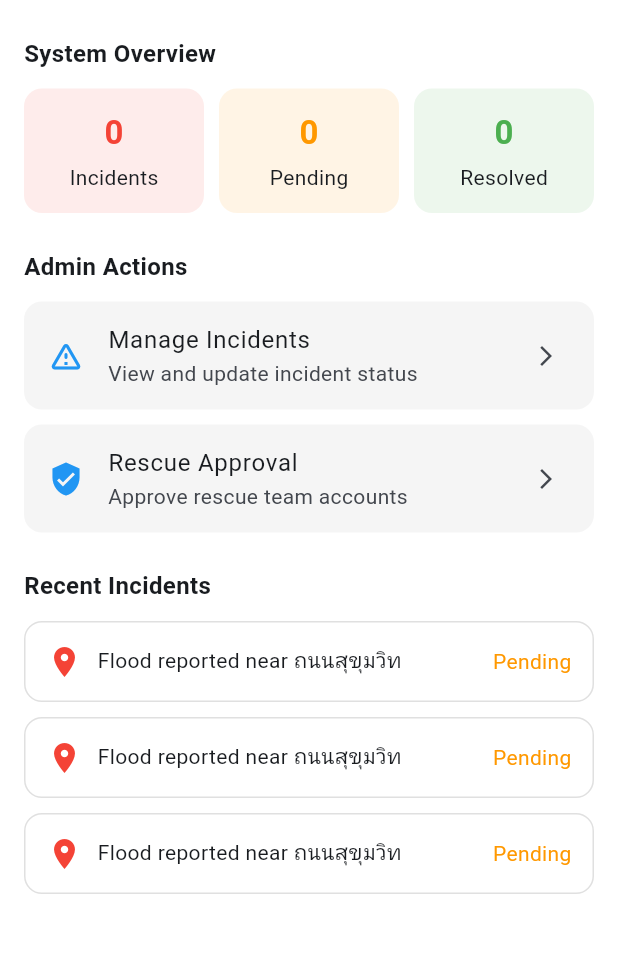
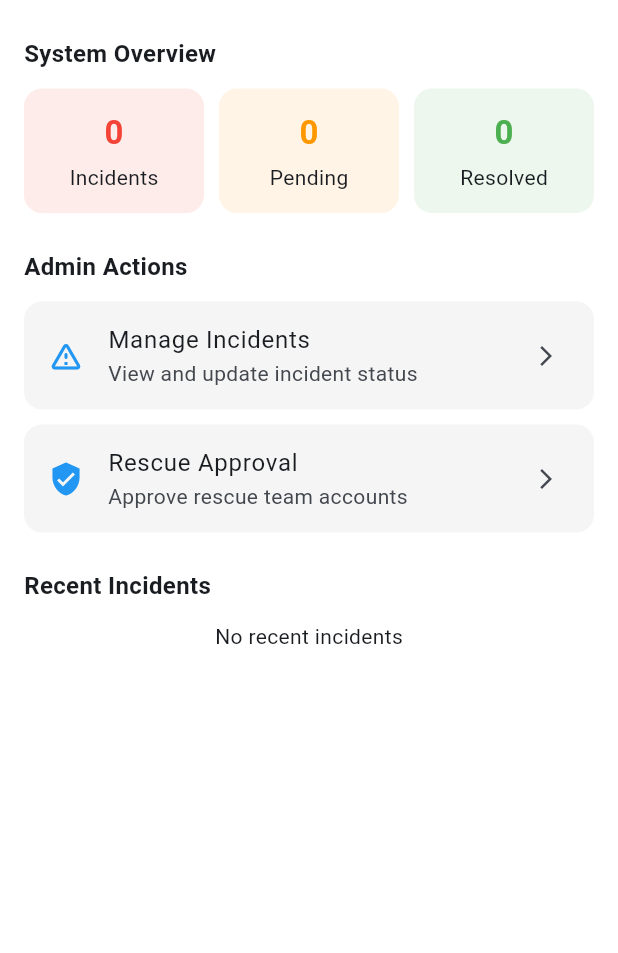
Before and after one commit to Yoshi4489/Thai-Safe, a Flutter app: the AdminHomePage screen opened directly with empty values, on a phone screen of 412 x 824 dp, the part 216-1169 px from its top. Run offline on Flutter 3.47's test engine with Material 3 defaults, Android fonts, the phone set to English and light mode, and no system bars; our stand-ins replace cloud_firestore, firebase_auth, firebase_core, firebase_storage, flutter_dotenv, flutter_riverpod and 5 more; missing offline and left inert: cloudinary_flutter, cloudinary_url_gen, geoflutterfire2, geohash_plus; accounts and stored records are empty; Roboto replaces fonts that are missing (Sarabun).

Commit message:
Enhance recent incidents display with loading state and status color coding in AdminHomePage

```diff
--- a/lib/features/admin/presentation/admin_page.dart
+++ b/lib/features/admin/presentation/admin_page.dart
@@ -217,31 +217,57 @@ class _AdminHomePageState extends ConsumerState<AdminHomePage> {
   }
 
   Widget _recentIncidents() {
+    final incidentStatus = {
+      "Pending": Colors.orange,
+      "Resolved": Colors.green,
+      "Acknowledged": Colors.blue,
+      "In Progress": Colors.blueGrey,
+      "Cancelled": Colors.red,
+    };
+
     final adminIncident = ref.watch(adminIncidentControllerProvider);
-    return ListView.separated(
+
+    if (adminIncident.isLoading) {
+      return const Center(child: CircularProgressIndicator());
+    }
+
+    if (adminIncident.recentIncidents.isEmpty) {
+      return const Center(child: Text("No recent incidents"));
+    }
+
+    return ListView.builder(
       shrinkWrap: true,
       physics: const NeverScrollableScrollPhysics(),
-      itemCount: 3,
-      separatorBuilder: (_, _) => const SizedBox(height: 10),
+      itemCount: adminIncident.recentIncidents.length,
       itemBuilder: (context, index) {
+        final recentIncident = adminIncident.recentIncidents[index];
+
         return Container(
-          padding: const EdgeInsets.all(14),
+          margin: const EdgeInsets.symmetric(
+            vertical: 6,
+          ), // space between items
           decoration: BoxDecoration(
+            color: Colors.grey.shade100,
             borderRadius: BorderRadius.circular(12),
-            border: Border.all(color: Colors.grey.shade300),
+            border: Border.all(
+              color: Colors.grey.shade300, // border color
+              width: 1,
+            ),
           ),
-          child: const Row(
-            children: [
-              Icon(Icons.location_on, color: Colors.red),
-              SizedBox(width: 10),
-              Expanded(
-                child: Text(
-                  "Flood reported near ถนนสุขุมวิท",
-                  style: TextStyle(fontSize: 14),
-                ),
+          child: ListTile(
+            contentPadding: const EdgeInsets.symmetric(
+              horizontal: 12,
+              vertical: 8,
+            ),
+            title: Text("${recentIncident.title}"),
+            subtitle: Text(
+              "Status: ${recentIncident.status}",
+              style: TextStyle(
+                color: incidentStatus[recentIncident.status] ?? Colors.black,
               ),
-              Text("Pending", style: TextStyle(color: Colors.orange)),
-            ],
+            ),
+            leading: const Icon(Icons.location_pin, color: Colors.red),
+            trailing: const Icon(Icons.arrow_forward_ios, size: 16),
           ),
         );
       },
--- a/lib/features/admin/provider/admin_state_provider.dart
+++ b/lib/features/admin/provider/admin_state_provider.dart
@@ -50,11 +50,13 @@ class AdminIncidentContoller extends StateNotifier<IncidentsState> {
       final total = await _incidentsService.getTotalIncidents();
       final pending = await _incidentsService.getIncidentsByStatus('Pending');
       final resolved = await _incidentsService.getIncidentsByStatus('Resolved');
+      final recent = await _incidentsService.getRecentlyIncidents().first;
 
       state = state.copyWith(
         totalIncidents: total,
         pendingIncidents: pending,
         resolvedIncidents: resolved,
+        recentIncidents: recent,
       );
     }   catch (e) {
       state = state.copyWith(error: e.toString());
--- a/lib/features/admin/services/admin_incidents_service.dart
+++ b/lib/features/admin/services/admin_incidents_service.dart
@@ -22,8 +22,10 @@ Stream<List<IncidentModel>> getRecentlyIncidents() {
         .orderBy('created_at', descending: true)
         .limit(5)
         .snapshots()
-      .map((snapshot) => snapshot.docs
+        .map(
+          (snapshot) => snapshot.docs
               .map((doc) => IncidentModel.fromMap(doc.data(), docId: doc.id))
-          .toList());
+              .toList(),
+        );
   }
 }
```
Lines whose indentation alone changed are shown as unchanged.
